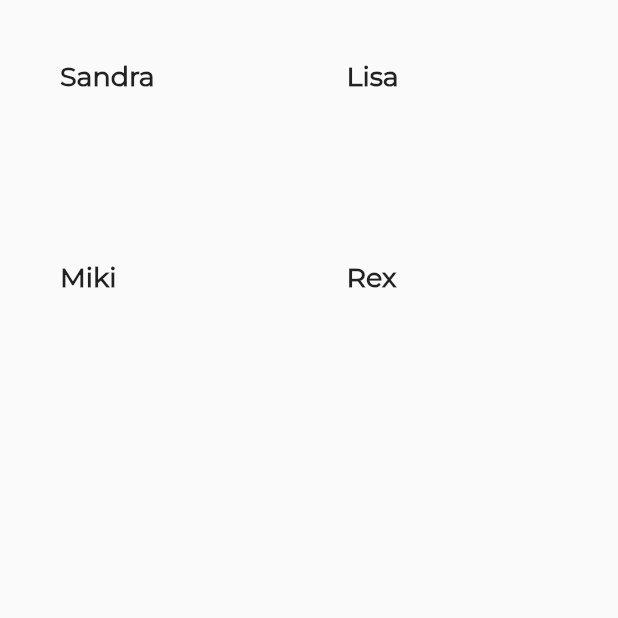
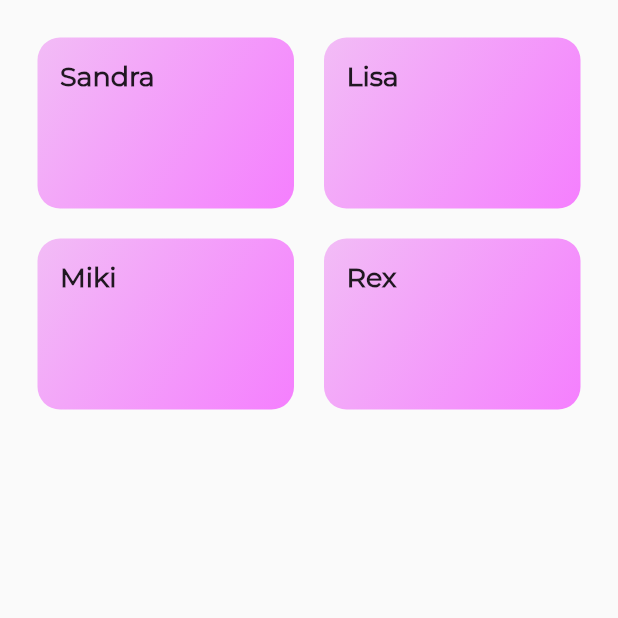
Before and after one commit to nikkirosche/dietitian_app, a Flutter app: the DietitianScreen screen opened by its route, on a phone screen of 412 x 824 dp, the top half of it. Run offline on Flutter 3.47's test engine with Material 2 defaults, Android fonts, the light colour scheme and no system bars; our stand-ins replace flutter_svg; missing offline and left inert: dart:ffi.

Commit message:
dietitian-screen

```diff
--- a/lib/main.dart
+++ b/lib/main.dart
@@ -7,6 +7,7 @@ import './screens/login_page.dart';
 import './screens/register_page.dart';
 import './screens/tabs_screen.dart';
 import 'screens/dietitian_screen.dart';
+import './screens/dietitian_item_screen.dart';
 import './screens/favourite_screen.dart';
 import './screens/booking_screen.dart';
 
@@ -46,6 +47,7 @@ class MyApp extends StatelessWidget {
         LoginPage.routeName: (context) => LoginPage(),
         TabsScreen.routeName: (context) => TabsScreen(),
         DietitianScreen.routeName: (context) => DietitianScreen(),
+        DietitianItemScreen.routeName: (context) => DietitianItemScreen(),
         BookingScreen.routeName: (context) => BookingScreen(),
         FavouriteScreen.routeName: (context) => FavouriteScreen(),
       },
--- a/lib/screens/booking_screen.dart
+++ b/lib/screens/booking_screen.dart
@@ -1,4 +1,4 @@
-// ignore_for_file: use_key_in_widget_constructors, unused_field
+// ignore_for_file: use_key_in_widget_constructors, unused_field, prefer_const_constructors
 
 import 'package:flutter/material.dart';
 
@@ -12,6 +12,6 @@ class BookingScreen extends StatefulWidget {
 class _BookingScreenState extends State<BookingScreen> {
   @override
   Widget build(BuildContext context) {
-    return Container();
+    return Scaffold();
   }
 }
--- a/lib/screens/dietitian_screen.dart
+++ b/lib/screens/dietitian_screen.dart
@@ -19,10 +19,15 @@ class _DietitianScreenState extends State<DietitianScreen> {
       body: GridView(
         padding: const EdgeInsets.all(25),
         children: DUMMY_DIETITIANS
-            .map(
-              (data) => DietitianItem(data.id, data.name, data.imageUrl,
-                  data.experience, data.background),
-            )
+            .map((data) => DietitianItem(
+                    id: data.id,
+                    name: data.name,
+                    imageurl: data.imageUrl,
+                    experience: data.experience,
+                    background: data.background)
+                // (data) => DietitianItem(data.id, data.name, data.imageUrl,
+                //     data.experience, data.background),
+                )
             .toList(),
         gridDelegate: SliverGridDelegateWithMaxCrossAxisExtent(
           maxCrossAxisExtent: 200,
--- a/lib/widgets/dietitian_item.dart
+++ b/lib/widgets/dietitian_item.dart
@@ -11,8 +11,13 @@ class DietitianItem extends StatelessWidget {
   final Experience experience;
   final String background;
 
-  DietitianItem(
-      this.id, this.name, this.imageurl, this.experience, this.background);
+  DietitianItem({
+    required this.id,
+    required this.name,
+    required this.imageurl,
+    required this.experience,
+    required this.background,
+  });
 
   void selectDietitian(BuildContext context) {
     Navigator.of(context).pushNamed(
@@ -43,8 +48,10 @@ class DietitianItem extends StatelessWidget {
           gradient: LinearGradient(
             begin: Alignment.topLeft,
             end: Alignment.bottomRight,
-            //check this , do not fully understand what i am doing
-            colors: [Color.fromARGB(0, 245, 127, 254)],
+            colors: [
+              Color.fromARGB(255, 242, 188, 246),
+              Color.fromARGB(255, 245, 127, 254)
+            ],
           ),
           borderRadius: BorderRadius.circular(15),
         ),
```
Also changed, not shown: lib/screens/dietitian_item_screen.dart (+41 -17 lines).
